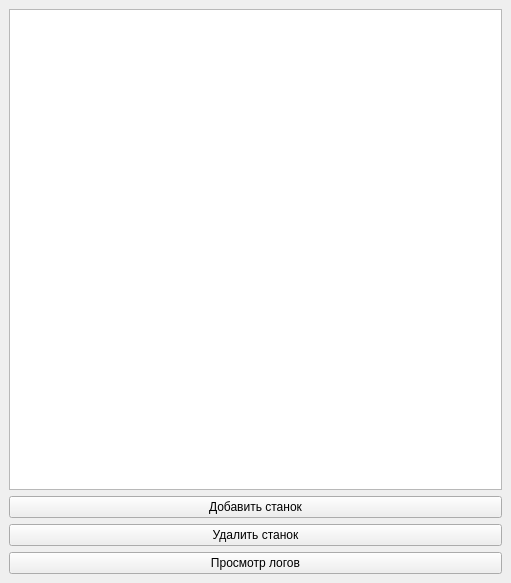
Before: the Qt Designer form mainwindow.ui in Lamer002/MonitoringProdEquipments, drawn with Qt 5.
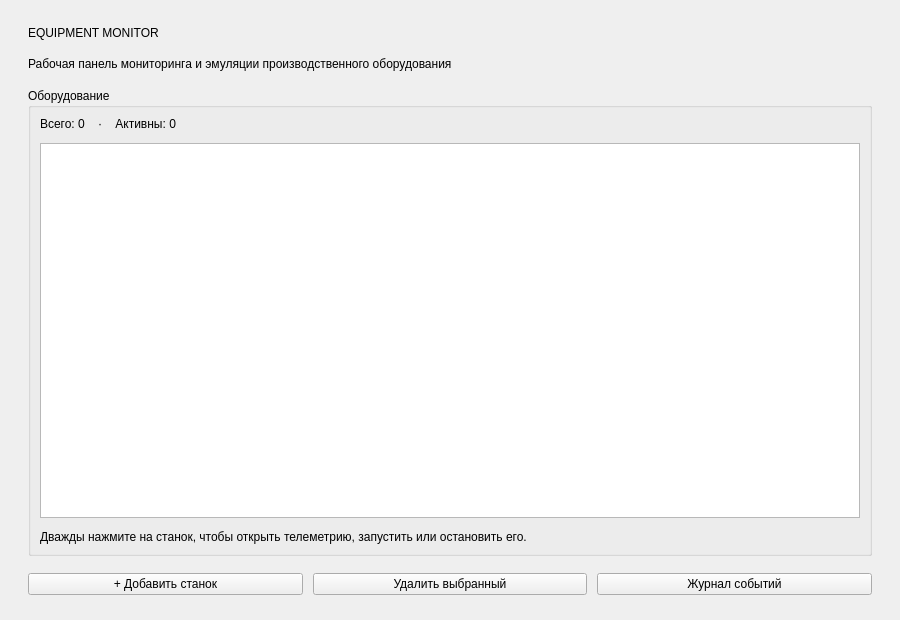
After: the same form once the commit is applied.

Commit message: Refresh dashboard UI, dialogs and machine list telemetry

Diff of the .ui file:
```diff
--- a/mainwindow.ui
+++ b/mainwindow.ui
@@ -2,47 +2,56 @@
 <ui version="4.0">
  <class>MainWindow</class>
  <widget class="QMainWindow" name="MainWindow">
-  <property name="geometry">
-   <rect>
-    <x>0</x>
-    <y>0</y>
-    <width>511</width>
-    <height>583</height>
-   </rect>
-  </property>
-  <property name="windowTitle">
-   <string>MainWindow</string>
-  </property>
+  <property name="geometry"><rect><x>0</x><y>0</y><width>900</width><height>620</height></rect></property>
+  <property name="minimumSize"><size><width>640</width><height>450</height></size></property>
+  <property name="windowTitle"><string>Equipment Monitor — Панель управления</string></property>
   <widget class="QWidget" name="centralwidget">
-   <layout class="QGridLayout" name="gridLayout_2">
-    <item row="1" column="0">
-     <layout class="QGridLayout" name="gridLayout">
-      <item row="0" column="0">
-       <widget class="QPushButton" name="pushButtonAddMachine">
-        <property name="text">
-         <string>Добавить станок</string>
-        </property>
-       </widget>
-      </item>
+   <layout class="QVBoxLayout" name="verticalLayout">
+    <property name="spacing"><number>17</number></property>
+    <property name="leftMargin"><number>28</number></property>
+    <property name="topMargin"><number>26</number></property>
+    <property name="rightMargin"><number>28</number></property>
+    <property name="bottomMargin"><number>25</number></property>
+    <item><widget class="QLabel" name="labelTitle">
+     <property name="text"><string>EQUIPMENT MONITOR</string></property>
+    </widget></item>
+    <item><widget class="QLabel" name="labelSubtitle">
+     <property name="text"><string>Рабочая панель мониторинга и эмуляции производственного оборудования</string></property>
+     <property name="wordWrap"><bool>true</bool></property>
+    </widget></item>
+    <item>
+     <widget class="QGroupBox" name="groupBoxFleet">
+      <property name="title"><string>Оборудование</string></property>
+      <layout class="QVBoxLayout" name="verticalLayoutFleet">
+       <property name="spacing"><number>12</number></property>
+       <item><widget class="QLabel" name="labelSummary">
+        <property name="text"><string>Всего: 0    ·    Активны: 0</string></property>
+       </widget></item>
+       <item><widget class="QListWidget" name="listWidgetMachines">
+        <property name="alternatingRowColors"><bool>false</bool></property>
+        <property name="spacing"><number>4</number></property>
+       </widget></item>
+       <item><widget class="QLabel" name="labelHint">
+        <property name="text"><string>Дважды нажмите на станок, чтобы открыть телеметрию, запустить или остановить его.</string></property>
+        <property name="wordWrap"><bool>true</bool></property>
+       </widget></item>
+      </layout>
+     </widget>
+    </item>
+    <item>
+     <layout class="QHBoxLayout" name="horizontalLayoutActions">
+      <property name="spacing"><number>10</number></property>
+      <item><widget class="QPushButton" name="pushButtonAddMachine">
+       <property name="text"><string>+ Добавить станок</string></property>
+      </widget></item>
+      <item><widget class="QPushButton" name="pushButtonDeleteMachine">
+       <property name="text"><string>Удалить выбранный</string></property>
+      </widget></item>
+      <item><widget class="QPushButton" name="pushButtonLogs">
+       <property name="text"><string>Журнал событий</string></property>
+      </widget></item>
      </layout>
     </item>
-    <item row="2" column="0">
-     <widget class="QPushButton" name="pushButtonDeleteMachine">
-      <property name="text">
-       <string>Удалить станок</string>
-      </property>
-     </widget>
-    </item>
-    <item row="0" column="0">
-     <widget class="QListWidget" name="listWidgetMachines"/>
-    </item>
-    <item row="3" column="0">
-     <widget class="QPushButton" name="pushButtonLogs">
-      <property name="text">
-       <string>Просмотр логов</string>
-      </property>
-     </widget>
-    </item>
    </layout>
   </widget>
  </widget>
```
The commit also changes 8 other files.
